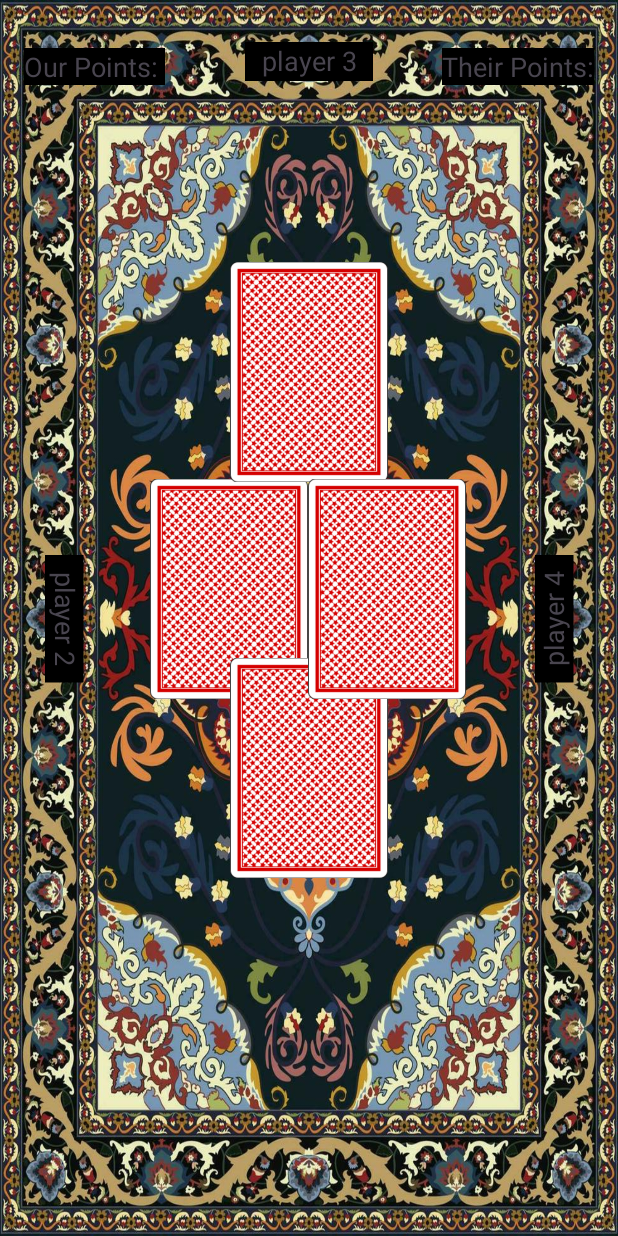
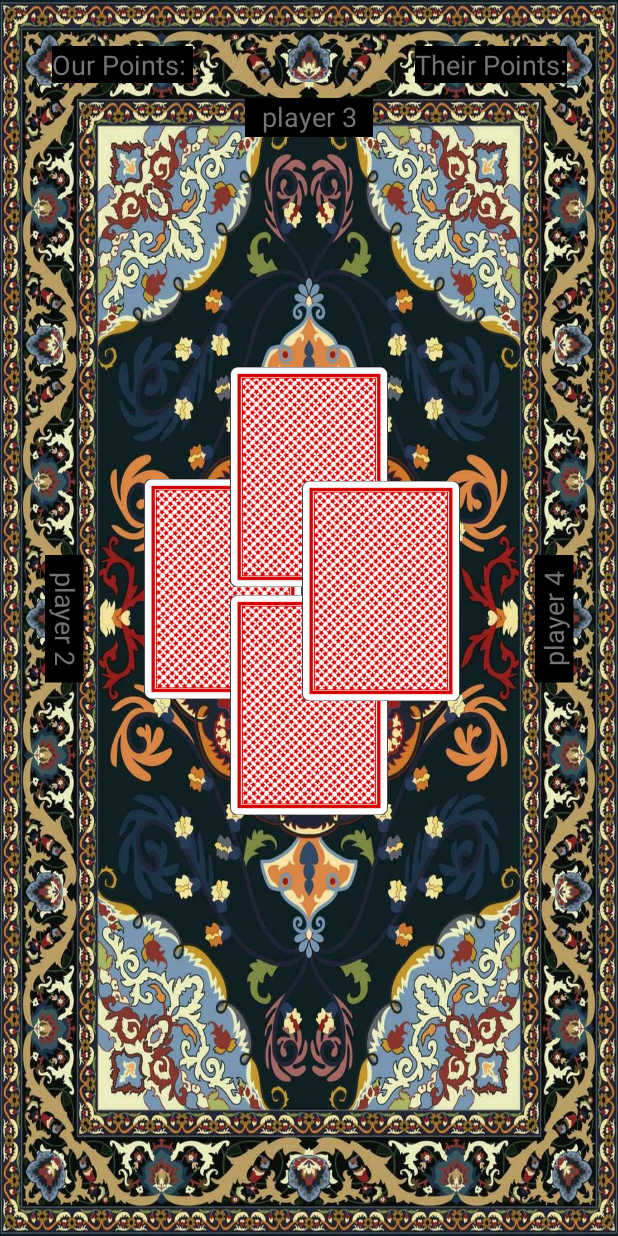
Before and after one commit to Mr-Se7en/HokmGame, an Android app: the layout activity_game.xml on its own in the app's theme, with its tools: preview values and no code run, on a phone screen of 412 x 824 dp. Run offline under Robolectric (Android 15) with nearby library versions, the phone set to English and light mode, and no system bars; Roboto replaces fonts that are not available here.

Commit message:
UI fix
fixed the game's UI to be usable for medium phones and larger

```diff
--- a/app/src/main/res/layout/activity_game.xml
+++ b/app/src/main/res/layout/activity_game.xml
@@ -23,23 +23,23 @@
         android:id="@+id/player3_hand_recyclerview"
         android:layout_width="0dp"
         android:layout_height="130dp"
-        android:layout_marginBottom="690dp"
         android:orientation="horizontal"
         android:padding="16dp"
-        app:layout_constraintBottom_toBottomOf="@+id/player1_hand_recyclerview"
+        app:layout_constraintBottom_toTopOf="parent"
         app:layout_constraintEnd_toEndOf="parent"
         app:layout_constraintHorizontal_bias="0.0"
-        app:layout_constraintStart_toStartOf="parent" />
+        app:layout_constraintStart_toStartOf="parent"
+        app:layout_constraintTop_toTopOf="parent" />
 
     <androidx.recyclerview.widget.RecyclerView
         android:id="@+id/player2_hand_recyclerview"
         android:layout_width="130dp"
         android:layout_height="0dp"
-        android:layout_marginEnd="350dp"
         android:orientation="vertical"
         android:padding="16dp"
         app:layout_constraintBottom_toTopOf="@+id/player1_hand_recyclerview"
-        app:layout_constraintEnd_toEndOf="parent"
+        app:layout_constraintEnd_toStartOf="parent"
+        app:layout_constraintStart_toStartOf="parent"
         app:layout_constraintTop_toBottomOf="@+id/player3_hand_recyclerview"
         app:layout_constraintVertical_bias="0.0" />
 
@@ -47,11 +47,11 @@
         android:id="@+id/player4_hand_recyclerview"
         android:layout_width="130dp"
         android:layout_height="0dp"
-        android:layout_marginStart="350dp"
         android:orientation="vertical"
         android:padding="16dp"
         app:layout_constraintBottom_toTopOf="@+id/player1_hand_recyclerview"
-        app:layout_constraintStart_toStartOf="parent"
+        app:layout_constraintEnd_toEndOf="parent"
+        app:layout_constraintStart_toEndOf="parent"
         app:layout_constraintTop_toBottomOf="@+id/player3_hand_recyclerview"
         app:layout_constraintVertical_bias="0.0" />
 
@@ -59,55 +59,56 @@
         android:id="@+id/card2"
         android:layout_width="105dp"
         android:layout_height="152dp"
-        android:layout_marginStart="100dp"
-        app:layout_constraintBottom_toBottomOf="parent"
-        app:layout_constraintStart_toStartOf="parent"
-        app:layout_constraintTop_toTopOf="parent"
-        app:layout_constraintVertical_bias="0.471"
+        app:layout_constraintBottom_toBottomOf="@+id/card1"
+        app:layout_constraintEnd_toStartOf="@+id/mockView"
+        app:layout_constraintHorizontal_bias="1.0"
+        app:layout_constraintStart_toEndOf="@+id/player_txt2"
+        app:layout_constraintTop_toTopOf="@+id/card3"
+        app:layout_constraintVertical_bias="0.49"
+        tools:srcCompat="@drawable/posht" />
+
+    <ImageView
+        android:id="@+id/card1"
+        android:layout_width="105dp"
+        android:layout_height="152dp"
+        app:layout_constraintBottom_toTopOf="@+id/user_point_holder"
+        app:layout_constraintEnd_toStartOf="@+id/player_txt4"
+        app:layout_constraintStart_toEndOf="@+id/player_txt2"
+        app:layout_constraintTop_toBottomOf="@+id/mockView"
         tools:srcCompat="@drawable/posht" />
 
     <ImageView
         android:id="@+id/card3"
         android:layout_width="105dp"
         android:layout_height="152dp"
-        android:layout_marginTop="172dp"
-        app:layout_constraintEnd_toEndOf="parent"
-        app:layout_constraintStart_toStartOf="parent"
-        app:layout_constraintTop_toTopOf="parent"
-        tools:srcCompat="@drawable/posht" />
-
-    <ImageView
-        android:id="@+id/card1"
-        android:layout_width="105dp"
-        android:layout_height="152dp"
-        android:layout_marginBottom="236dp"
-        app:layout_constraintBottom_toBottomOf="@+id/player1_hand_recyclerview"
-        app:layout_constraintEnd_toEndOf="parent"
-        app:layout_constraintStart_toStartOf="parent"
+        app:layout_constraintBottom_toTopOf="@+id/card1"
+        app:layout_constraintEnd_toStartOf="@+id/player_txt4"
+        app:layout_constraintStart_toEndOf="@+id/player_txt2"
+        app:layout_constraintTop_toBottomOf="@+id/player3_hand_recyclerview"
+        app:layout_constraintVertical_bias="1.0"
         tools:srcCompat="@drawable/posht" />
 
     <ImageView
         android:id="@+id/card4"
         android:layout_width="105dp"
         android:layout_height="152dp"
-        android:layout_marginEnd="100dp"
-        app:layout_constraintBottom_toBottomOf="parent"
-        app:layout_constraintEnd_toEndOf="parent"
+        app:layout_constraintBottom_toBottomOf="@+id/card1"
+        app:layout_constraintEnd_toStartOf="@+id/player_txt4"
         app:layout_constraintHorizontal_bias="0.0"
         app:layout_constraintStart_toEndOf="@+id/card2"
-        app:layout_constraintTop_toTopOf="parent"
-        app:layout_constraintVertical_bias="0.471"
+        app:layout_constraintTop_toTopOf="@+id/card3"
         tools:srcCompat="@drawable/posht" />
 
     <TextView
         android:id="@+id/player_txt4"
         android:layout_width="85dp"
         android:layout_height="26dp"
+        android:background="#000000"
         android:rotation="-90"
         android:text="@string/player4"
         android:textAlignment="center"
+        android:textColor="#757575"
         android:textSize="18sp"
-        android:background="#000000"
         app:layout_constraintBottom_toBottomOf="parent"
         app:layout_constraintEnd_toEndOf="parent"
         app:layout_constraintTop_toTopOf="parent"
@@ -117,11 +118,12 @@
         android:id="@+id/player_txt2"
         android:layout_width="85dp"
         android:layout_height="26dp"
+        android:background="#000000"
         android:rotation="90"
         android:text="@string/player2"
         android:textAlignment="center"
+        android:textColor="#757575"
         android:textSize="18sp"
-        android:background="#000000"
         app:layout_constraintBottom_toBottomOf="parent"
         app:layout_constraintStart_toStartOf="parent"
         app:layout_constraintTop_toTopOf="parent"
@@ -131,61 +133,64 @@
         android:id="@+id/player_txt3"
         android:layout_width="85dp"
         android:layout_height="26dp"
-        android:layout_marginTop="28dp"
+        android:background="#000000"
         android:text="@string/player3"
         android:textAlignment="center"
-        android:background="#000000"
+        android:textColor="#757575"
         android:textSize="18sp"
         app:layout_constraintEnd_toEndOf="parent"
         app:layout_constraintStart_toStartOf="parent"
-        app:layout_constraintTop_toTopOf="parent" />
+        app:layout_constraintTop_toBottomOf="@+id/player3_hand_recyclerview" />
 
     <TextView
         android:id="@+id/trumpText"
         android:layout_width="wrap_content"
         android:layout_height="wrap_content"
-        android:layout_marginTop="84dp"
         android:background="#000000"
         app:layout_constraintEnd_toEndOf="parent"
         app:layout_constraintHorizontal_bias="0.498"
         app:layout_constraintStart_toStartOf="parent"
-        app:layout_constraintTop_toTopOf="parent" />
+        app:layout_constraintTop_toBottomOf="@+id/player_txt3" />
 
     <TextView
         android:id="@+id/opponent_points"
         android:layout_width="wrap_content"
         android:layout_height="wrap_content"
-        android:layout_marginTop="32dp"
-        android:layout_marginEnd="16dp"
+        android:background="#000000"
         android:text="@string/their_points"
-        android:background="#000000"
+        android:textColor="#757575"
         android:textSize="18sp"
+        app:layout_constraintBottom_toTopOf="@+id/opponent_point_holder"
         app:layout_constraintEnd_toEndOf="parent"
-        app:layout_constraintTop_toTopOf="parent" />
+        app:layout_constraintHorizontal_bias="0.89"
+        app:layout_constraintStart_toStartOf="parent"
+        app:layout_constraintTop_toTopOf="parent"
+        app:layout_constraintVertical_bias="0.76" />
 
     <TextView
         android:id="@+id/user_points"
         android:layout_width="wrap_content"
         android:layout_height="wrap_content"
-        android:layout_marginStart="16dp"
-        android:layout_marginTop="32dp"
         android:background="#000000"
         android:text="@string/our_points"
+        android:textColor="#757575"
         android:textSize="18sp"
+        app:layout_constraintBottom_toTopOf="@+id/player2_hand_recyclerview"
+        app:layout_constraintEnd_toEndOf="parent"
+        app:layout_constraintHorizontal_bias="0.11"
         app:layout_constraintStart_toStartOf="parent"
-        app:layout_constraintTop_toTopOf="parent" />
+        app:layout_constraintTop_toTopOf="parent"
+        app:layout_constraintVertical_bias="0.76" />
 
     <androidx.recyclerview.widget.RecyclerView
         android:id="@+id/opponent_point_holder"
         android:layout_width="40dp"
         android:layout_height="407dp"
         android:orientation="vertical"
-        app:layout_constraintBottom_toBottomOf="parent"
-        app:layout_constraintEnd_toEndOf="parent"
-        app:layout_constraintHorizontal_bias="0.835"
-        app:layout_constraintStart_toStartOf="parent"
-        app:layout_constraintTop_toTopOf="parent"
-        app:layout_constraintVertical_bias="0.364" />
+        app:layout_constraintBottom_toTopOf="@+id/player1_hand_recyclerview"
+        app:layout_constraintEnd_toStartOf="@+id/player4_hand_recyclerview"
+        app:layout_constraintTop_toBottomOf="@+id/player3_hand_recyclerview"
+        app:layout_constraintVertical_bias="0.0" />
 
     <androidx.recyclerview.widget.RecyclerView
         android:id="@+id/user_point_holder"
@@ -193,12 +198,20 @@
         android:layout_height="40dp"
         android:orientation="horizontal"
         app:layout_constraintBottom_toTopOf="@id/player1_hand_recyclerview"
+        app:layout_constraintEnd_toEndOf="@+id/player1_hand_recyclerview"
+        app:layout_constraintStart_toStartOf="@+id/player1_hand_recyclerview" />
+
+    <androidx.constraintlayout.utils.widget.MockView
+        android:id="@+id/mockView"
+        android:layout_width="10dp"
+        android:layout_height="10dp"
+        android:visibility="invisible"
+        app:layout_constraintBottom_toBottomOf="parent"
         app:layout_constraintEnd_toEndOf="parent"
         app:layout_constraintStart_toStartOf="parent"
-        app:layout_constraintTop_toBottomOf="@id/card1"
-        app:layout_constraintVertical_bias="0.937" />
-
-        <FrameLayout
+        app:layout_constraintTop_toTopOf="parent"
+        app:layout_constraintVertical_bias="0.38" />
+    <FrameLayout
         android:id="@+id/trump_caller"
         android:layout_width="match_parent"
         android:layout_height="match_parent"
```
Also changed, not shown: 2 other files.
